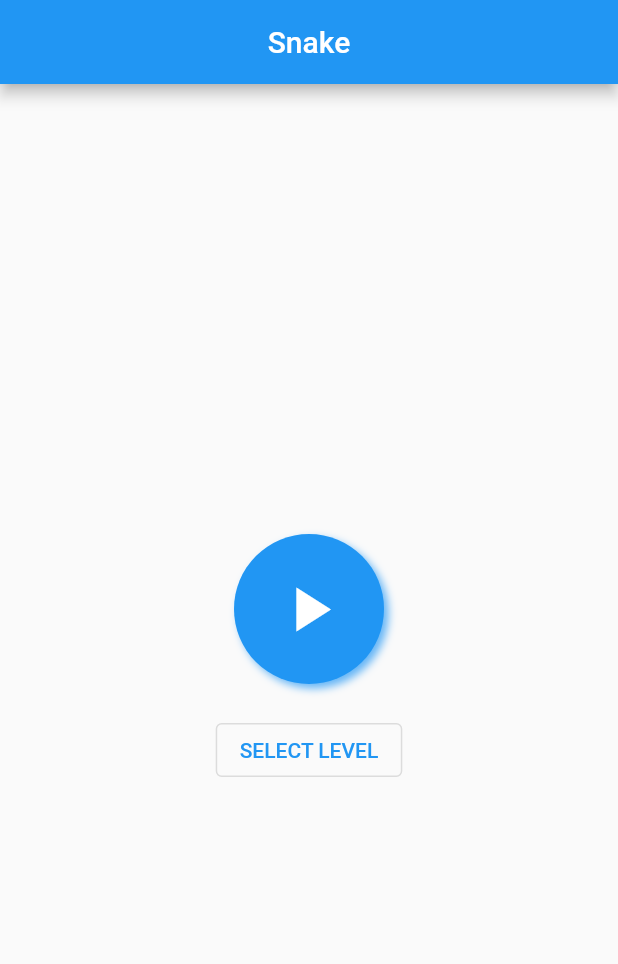
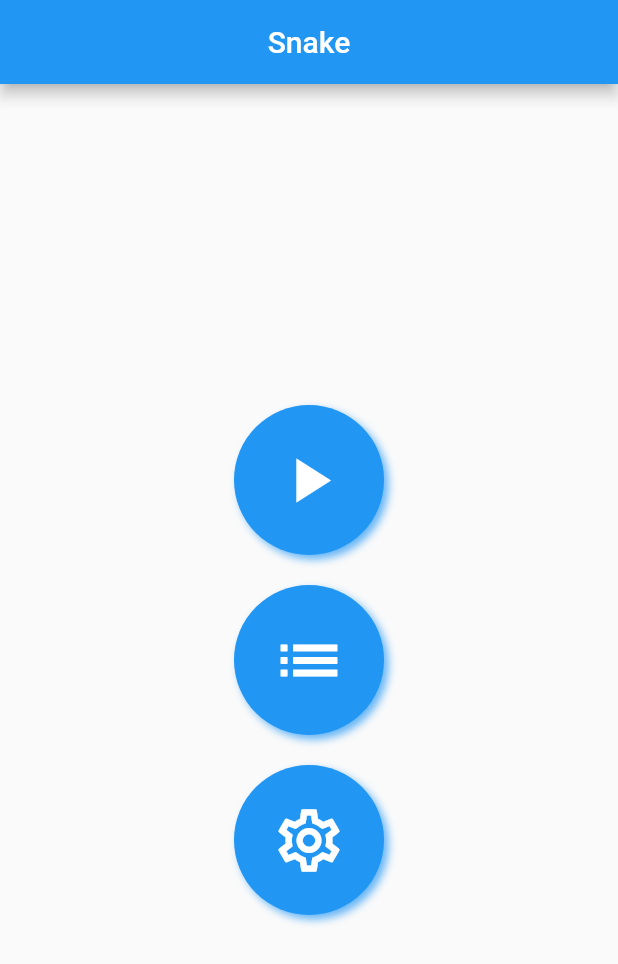
Before and after one commit to carum98/snake, a Flutter app: the screen it shows after launch, on a phone screen of 412 x 824 dp. Shown: the top 964 px of the screen. Run offline on Flutter 3.47's test engine with Material 2 defaults, Android fonts, the phone set to English and light mode, and no system bars.

Commit message:
Refactor code

```diff
--- a/lib/main.dart
+++ b/lib/main.dart
@@ -5,6 +5,7 @@ import 'package:snake/constants/levels.dart';
 import 'package:snake/models/score.dart';
 import 'package:snake/widgets/panel_score.dart';
 
+import 'inherited/score_inherited.dart';
 import 'pages/snake_game.dart';
 
 void main() {
@@ -41,7 +42,7 @@ class SnakePage extends StatelessWidget {
         title: Text('Level ${level.string}'),
         centerTitle: true,
       ),
-      body: ScoreInheritedWidget(
+      body: ScoreInherited(
         score: Score(),
         child: Column(
           children: [
--- a/lib/pages/menu_page.dart
+++ b/lib/pages/menu_page.dart
@@ -15,10 +15,46 @@ class MenuPage extends StatelessWidget {
         child: Column(
           mainAxisAlignment: MainAxisAlignment.center,
           children: [
-            GestureDetector(
+            _Button(
+              icon: Icons.play_arrow,
               onTap: () {
                 Navigator.pushNamed(context, '/level/1');
               },
+            ),
+            SizedBox(
+              height: 20,
+            ),
+            _Button(
+              icon: Icons.list_outlined,
+              onTap: () {
+                Navigator.pushNamed(context, '/levels');
+              },
+            ),
+            SizedBox(
+              height: 20,
+            ),
+            _Button(
+              icon: Icons.settings_outlined,
+              onTap: () {
+                Navigator.pushNamed(context, '/levels');
+              },
+            ),
+          ],
+        ),
+      ),
+    );
+  }
+}
+
+class _Button extends StatelessWidget {
+  final VoidCallback onTap;
+  final IconData icon;
+  const _Button({Key? key, required this.onTap, required this.icon}) : super(key: key);
+
+  @override
+  Widget build(BuildContext context) {
+    return GestureDetector(
+      onTap: onTap,
       child: Container(
         height: 100,
         width: 100,
@@ -35,25 +71,12 @@ class MenuPage extends StatelessWidget {
         ),
         child: Center(
           child: Icon(
-                    Icons.play_arrow,
+            icon,
             color: Colors.white,
             size: 50,
           ),
         ),
       ),
-            ),
-            SizedBox(
-              height: 20,
-            ),
-            OutlinedButton(
-              onPressed: () {
-                Navigator.pushNamed(context, '/levels');
-              },
-              child: const Text('SELECT LEVEL'),
-            ),
-          ],
-        ),
-      ),
     );
   }
 }
```
Also changed, not shown: lib/inherited/score_inherited.dart (added, +21 -0 lines), lib/inherited/setting_inherited.dart (added, +22 -0 lines), lib/models/setting.dart (added, +9 -0 lines), lib/pages/select_level_page.dart (+4 -3 lines), lib/pages/snake_game.dart (+13 -7 lines), lib/widgets/panel_score.dart (+4 -23 lines). Lines whose indentation alone changed are shown as unchanged.
